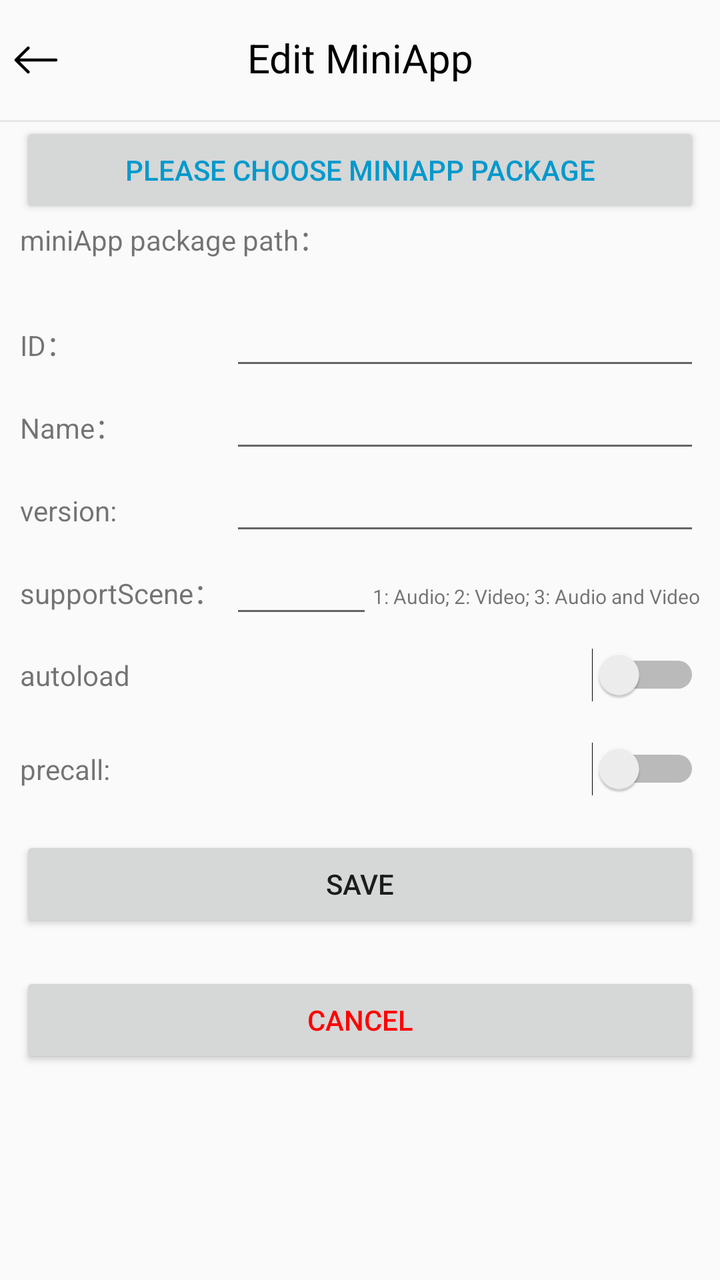
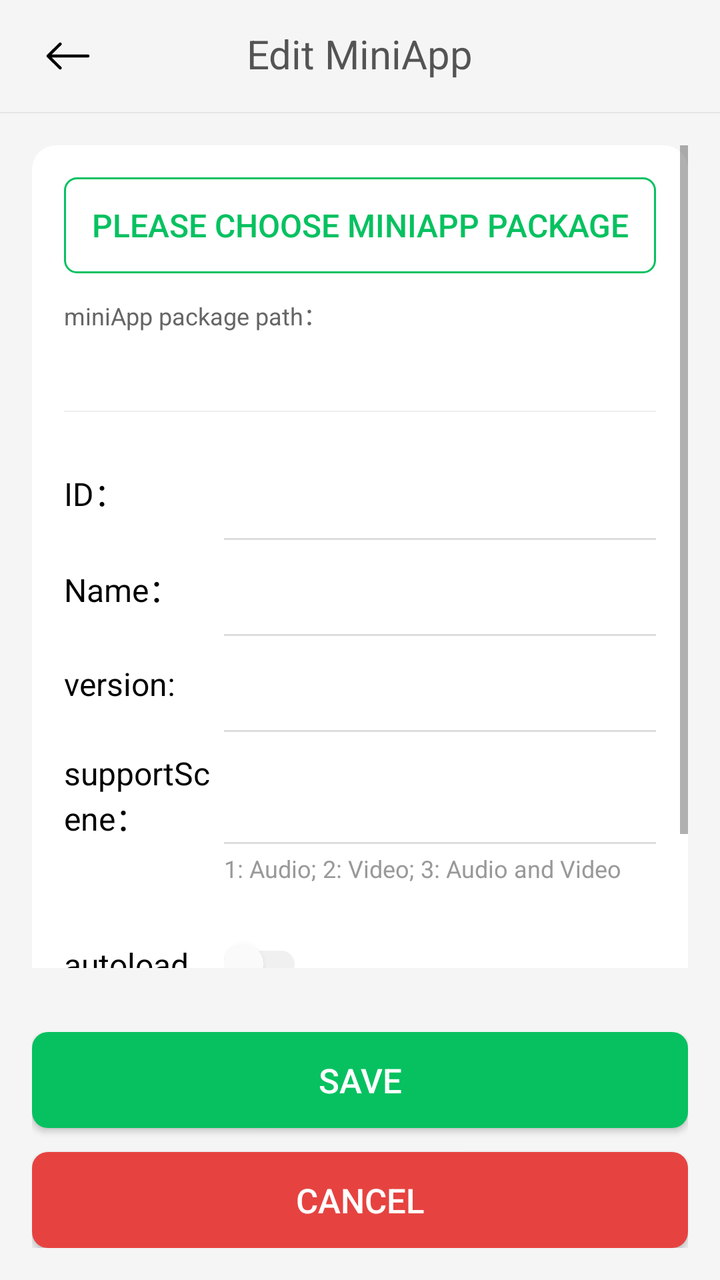

Two renders of the same Android screen: before a commit and after it. Below are the layout's source before the change and the commit's diff.
<!-- AndroidManifest.xml: another module's application theme Theme.AppCompat.DayNight.NoActionBar -->
<!-- res/layout/activity_local_test_mini_app_edit.xml -->
<?xml version="1.0" encoding="utf-8"?>
<LinearLayout xmlns:android="http://schemas.android.com/apk/res/android"
    xmlns:tools="http://schemas.android.com/tools"
    android:layout_width="match_parent"
    android:layout_height="match_parent"
    android:orientation="vertical"
    tools:context=".LocalTestMiniAppEditActivity">
    <FrameLayout
        android:layout_width="match_parent"
        android:layout_height="60dp">
        <ImageView
            android:id="@+id/back_icon"
            android:layout_width="wrap_content"
            android:layout_height="wrap_content"
            android:src="@drawable/icon_back"
            android:layout_gravity="start|center_vertical"/>
        <TextView
            android:layout_width="match_parent"
            android:layout_height="match_parent"
            android:gravity="center"
            android:includeFontPadding="false"
            android:textColor="@color/black"
            android:textSize="20sp"
            android:text="@string/edit_miniapp_title"/>

    </FrameLayout>
    <View
        android:layout_width="match_parent"
        android:layout_height="1dp"
        android:background="#e7e7e7"/>
    <ScrollView
        android:layout_width="match_parent"
        android:layout_height="match_parent">

        <LinearLayout
            android:layout_width="match_parent"
            android:layout_height="wrap_content"
            android:layout_marginLeft="10dp"
            android:layout_marginRight="10dp"
            android:orientation="vertical">


            <Button
                android:id="@+id/btn_select"
                android:layout_width="match_parent"
                android:layout_height="wrap_content"
                android:text="@string/choose_package"
                android:textColor="@color/holo_blue_dark"/>

            <TextView
                android:layout_width="match_parent"
                android:layout_height="wrap_content"
                android:text="@string/miniapp_package_path" />

            <TextView
                android:id="@+id/path"
                android:layout_width="match_parent"
                android:layout_height="wrap_content"
                android:text="" />

            <LinearLayout
                android:layout_width="match_parent"
                android:layout_height="wrap_content">

                <TextView
                    android:layout_width="105dp"
                    android:layout_height="wrap_content"
                    android:text="@string/miniapp_id" />

                <EditText
                    android:id="@+id/et_app_id"
                    android:inputType="number"
                    android:layout_width="match_parent"
                    android:layout_height="wrap_content" />
            </LinearLayout>

            <LinearLayout
                android:layout_width="match_parent"
                android:layout_height="wrap_content">

                <TextView
                    android:layout_width="105dp"
                    android:layout_height="wrap_content"
                    android:text="@string/miniapp_name" />

                <EditText
                    android:id="@+id/et_app_name"
                    android:inputType="text"
                    android:layout_width="match_parent"
                    android:layout_height="wrap_content" />
            </LinearLayout>

            <LinearLayout
                android:layout_width="match_parent"
                android:layout_height="wrap_content">

                <TextView
                    android:layout_width="105dp"
                    android:layout_height="wrap_content"
                    android:text="@string/version" />

                <EditText
                    android:id="@+id/et_version"
                    android:inputType="numberDecimal"
                    android:digits="0123456789."
                    android:layout_width="match_parent"
                    android:layout_height="wrap_content"/>
            </LinearLayout>

            <LinearLayout
                android:layout_width="match_parent"
                android:layout_height="wrap_content">

                <TextView
                    android:layout_width="105dp"
                    android:layout_height="wrap_content"
                    android:text="@string/support_scene" />

                <EditText
                    android:id="@+id/et_scene"
                    android:inputType="number"
                    android:digits="123"
                    android:layout_width="0dp"
                    android:layout_weight="1"
                    android:layout_height="wrap_content"
                    tools:ignore="UseSwitchCompatOrMaterialXml" />
                <TextView
                    android:text="@string/support_scene_tips"
                    android:layout_width="wrap_content"
                    android:textSize="10sp"
                    android:layout_height="wrap_content"
                    tools:ignore="UseSwitchCompatOrMaterialXml" />
            </LinearLayout>

            <LinearLayout
                android:layout_marginTop="10dp"
                android:layout_width="match_parent"
                android:layout_height="wrap_content">

                <TextView
                    android:layout_width="105dp"
                    android:layout_height="wrap_content"
                    android:text="@string/autoload" />

                <Switch
                    android:id="@+id/sw_autoload"
                    android:layout_width="match_parent"
                    android:layout_height="wrap_content"
                    tools:ignore="UseSwitchCompatOrMaterialXml" />
            </LinearLayout>


            <LinearLayout
                android:layout_marginTop="20dp"
                android:layout_width="match_parent"
                android:layout_height="wrap_content">

                <TextView
                    android:layout_width="105dp"
                    android:layout_height="wrap_content"
                    android:text="@string/used_precall" />

                <Switch
                    android:id="@+id/sw_phase"
                    android:layout_width="match_parent"
                    android:layout_height="wrap_content"
                    tools:ignore="UseSwitchCompatOrMaterialXml" />
            </LinearLayout>

            <Button
                android:layout_marginTop="20dp"
                android:id="@+id/btn_save"
                android:layout_width="match_parent"
                android:layout_height="wrap_content"
                android:text="@string/save_btn" />

            <Button
                android:layout_marginTop="20dp"
                android:id="@+id/btn_delete"
                android:layout_width="match_parent"
                android:layout_height="wrap_content"
                android:text="@string/cancel_btn"
                android:textColor="@color/red"/>

        </LinearLayout>

    </ScrollView>


</LinearLayout>
<!-- resources referenced by this layout -->
<resources>
  <color name="black">#FF000000</color>
  <color name="holo_blue_dark">#ff0099cc</color>
  <color name="red">#FF0000</color>
  <!-- drawable icon_back (drawable) -->
  <vector xmlns:android="http://schemas.android.com/apk/res/android"
      android:width="36dp"
      android:height="36dp"
      android:viewportWidth="36"
      android:viewportHeight="36">
    <path
        android:pathData="M28,18L8,18M14.12,24L8,18L14.12,12"
        android:strokeLineJoin="round"
        android:strokeWidth="1.500000"
        android:fillColor="#00000000"
        android:strokeColor="#000000"
        android:strokeLineCap="round"/>
  </vector>
  <string name="autoload">autoload</string>
  <string name="cancel_btn">Cancel</string>
  <string name="choose_package">Please choose miniApp package</string>
  <string name="edit_miniapp_title">Edit MiniApp</string>
  <string name="miniapp_id">ID：</string>
  <string name="miniapp_name">Name：</string>
  <string name="miniapp_package_path">miniApp package path：</string>
  <string name="save_btn">Save</string>
  <string name="support_scene">supportScene：</string>
  <string name="support_scene_tips">1: Audio; 2: Video; 3: Audio and Video</string>
  <string name="used_precall">precall:</string>
  <string name="version">version:</string>
</resources>

<!-- the commit's change to res/layout/activity_local_test_mini_app_edit.xml (unified diff, before → after) -->
@@ -4,10 +4,16 @@
     android:layout_width="match_parent"
     android:layout_height="match_parent"
     android:orientation="vertical"
+    android:background="#F5F5F5"
     tools:context=".LocalTestMiniAppEditActivity">
+
+    
     <FrameLayout
         android:layout_width="match_parent"
-        android:layout_height="60dp">
+        android:layout_height="56dp"
+        android:paddingStart="16dp"
+        android:paddingEnd="16dp">
+
         <ImageView
             android:id="@+id/back_icon"
             android:layout_width="wrap_content"
@@ -15,176 +21,252 @@
             android:src="@drawable/icon_back"
             android:layout_gravity="start|center_vertical"/>
         <TextView
-            android:layout_width="match_parent"
-            android:layout_height="match_parent"
-            android:gravity="center"
-            android:includeFontPadding="false"
-            android:textColor="@color/black"
+            android:layout_width="wrap_content"
+            android:layout_height="wrap_content"
+            android:layout_gravity="center"
+            android:text="@string/edit_miniapp_title"
+            android:textColor="@color/common_text_neutral_black"
             android:textSize="20sp"
-            android:text="@string/edit_miniapp_title"/>
-
+            android:includeFontPadding="false" />
     </FrameLayout>
+
     <View
         android:layout_width="match_parent"
-        android:layout_height="1dp"
-        android:background="#e7e7e7"/>
+        android:layout_height="0.5dp"
+        android:background="#E5E5E5" />
+
+    
     <ScrollView
         android:layout_width="match_parent"
-        android:layout_height="match_parent">
+        android:layout_height="0dp"
+        android:layout_weight="1"
+        android:padding="16dp">
 
         <LinearLayout
             android:layout_width="match_parent"
             android:layout_height="wrap_content"
-            android:layout_marginLeft="10dp"
-            android:layout_marginRight="10dp"
-            android:orientation="vertical">
-
-
+            android:orientation="vertical"
+            android:background="@drawable/bg_card_rounded"
+            android:padding="16dp">
+
+            
             <Button
                 android:id="@+id/btn_select"
                 android:layout_width="match_parent"
+                android:layout_height="48dp"
+                android:background="@drawable/bg_button_outline"
+                android:text="@string/choose_package"
+                android:textColor="#07C160"
+                android:textSize="16sp" />
+
+            
+            <TextView
+                android:layout_width="match_parent"
                 android:layout_height="wrap_content"
-                android:text="@string/choose_package"
-                android:textColor="@color/holo_blue_dark"/>
-
-            <TextView
-                android:layout_width="match_parent"
-                android:layout_height="wrap_content"
-                android:text="@string/miniapp_package_path" />
+                android:layout_marginTop="12dp"
+                android:text="@string/miniapp_package_path"
+                android:textColor="#666666"
+                android:textSize="12sp" />
 
             <TextView
                 android:id="@+id/path"
                 android:layout_width="match_parent"
                 android:layout_height="wrap_content"
-                android:text="" />
-
-            <LinearLayout
-                android:layout_width="match_parent"
-                android:layout_height="wrap_content">
-
-                <TextView
-                    android:layout_width="105dp"
-                    android:layout_height="wrap_content"
-                    android:text="@string/miniapp_id" />
+                android:layout_marginTop="4dp"
+                android:text=""
+                android:textColor="#000000"
+                android:textSize="14sp" />
+
+            
+            <View
+                android:layout_width="match_parent"
+                android:layout_height="0.5dp"
+                android:layout_marginTop="16dp"
+                android:layout_marginBottom="16dp"
+                android:background="#EEEEEE" />
+
+            
+            <LinearLayout
+                android:layout_width="match_parent"
+                android:layout_height="48dp"
+                android:gravity="center_vertical">
+
+                <TextView
+                    android:layout_width="80dp"
+                    android:layout_height="wrap_content"
+                    android:text="@string/miniapp_id"
+                    android:textColor="#000000"
+                    android:textSize="16sp" />
 
                 <EditText
                     android:id="@+id/et_app_id"
+                    android:layout_width="0dp"
+                    android:layout_height="match_parent"
+                    android:layout_weight="1"
+                    android:background="@drawable/bg_edittext_bottom_border"
                     android:inputType="number"
-                    android:layout_width="match_parent"
-                    android:layout_height="wrap_content" />
-            </LinearLayout>
-
-            <LinearLayout
-                android:layout_width="match_parent"
-                android:layout_height="wrap_content">
-
-                <TextView
-                    android:layout_width="105dp"
-                    android:layout_height="wrap_content"
-                    android:text="@string/miniapp_name" />
+                    android:textSize="16sp"
+                    android:paddingStart="8dp" />
+            </LinearLayout>
+
+            
+            <LinearLayout
+                android:layout_width="match_parent"
+                android:layout_height="48dp"
+                android:gravity="center_vertical">
+
+                <TextView
+                    android:layout_width="80dp"
+                    android:layout_height="wrap_content"
+                    android:text="@string/miniapp_name"
+                    android:textColor="#000000"
+                    android:textSize="16sp" />
 
                 <EditText
                     android:id="@+id/et_app_name"
+                    android:layout_width="0dp"
+                    android:layout_height="match_parent"
+                    android:layout_weight="1"
+                    android:background="@drawable/bg_edittext_bottom_border"
                     android:inputType="text"
-                    android:layout_width="match_parent"
-                    android:layout_height="wrap_content" />
-            </LinearLayout>
-
-            <LinearLayout
-                android:layout_width="match_parent"
-                android:layout_height="wrap_content">
-
-                <TextView
-                    android:layout_width="105dp"
-                    android:layout_height="wrap_content"
-                    android:text="@string/version" />
+                    android:textSize="16sp"
+                    android:paddingStart="8dp" />
+            </LinearLayout>
+
+            
+            <LinearLayout
+                android:layout_width="match_parent"
+                android:layout_height="48dp"
+                android:gravity="center_vertical">
+
+                <TextView
+                    android:layout_width="80dp"
+                    android:layout_height="wrap_content"
+                    android:text="@string/version"
+                    android:textColor="#000000"
+                    android:textSize="16sp" />
 
                 <EditText
                     android:id="@+id/et_version"
+                    android:layout_width="0dp"
+                    android:layout_height="match_parent"
+                    android:layout_weight="1"
+                    android:background="@drawable/bg_edittext_bottom_border"
                     android:inputType="numberDecimal"
                     android:digits="0123456789."
+                    android:textSize="16sp"
+                    android:paddingStart="8dp" />
+            </LinearLayout>
+
+            
+            <LinearLayout
+                android:layout_width="match_parent"
+                android:layout_height="wrap_content"
+                android:orientation="vertical"
+                android:layout_marginTop="8dp">
+
+                <LinearLayout
                     android:layout_width="match_parent"
-                    android:layout_height="wrap_content"/>
-            </LinearLayout>
-
-            <LinearLayout
-                android:layout_width="match_parent"
-                android:layout_height="wrap_content">
-
-                <TextView
-                    android:layout_width="105dp"
-                    android:layout_height="wrap_content"
-                    android:text="@string/support_scene" />
-
-                <EditText
-                    android:id="@+id/et_scene"
-                    android:inputType="number"
-                    android:digits="123"
-                    android:layout_width="0dp"
-                    android:layout_weight="1"
-                    android:layout_height="wrap_content"
-                    tools:ignore="UseSwitchCompatOrMaterialXml" />
+                    android:layout_height="48dp"
+                    android:gravity="center_vertical">
+
+                    <TextView
+                        android:layout_width="80dp"
+                        android:layout_height="wrap_content"
+                        android:text="@string/support_scene"
+                        android:textColor="#000000"
+                        android:textSize="16sp" />
+
+                    <EditText
+                        android:id="@+id/et_scene"
+                        android:layout_width="0dp"
+                        android:layout_height="match_parent"
+                        android:layout_weight="1"
+                        android:background="@drawable/bg_edittext_bottom_border"
+                        android:inputType="number"
+                        android:digits="123"
+                        android:textSize="16sp"
+                        android:paddingStart="8dp" />
+                </LinearLayout>
+
                 <TextView
                     android:text="@string/support_scene_tips"
+                    android:layout_width="match_parent"
+                    android:layout_height="wrap_content"
+                    android:layout_marginStart="80dp"
+                    android:layout_marginTop="4dp"
+                    android:textSize="12sp"
+                    android:textColor="#999999" />
+            </LinearLayout>
+
+            
+            <LinearLayout
+                android:layout_width="match_parent"
+                android:layout_height="48dp"
+                android:gravity="center_vertical"
+                android:layout_marginTop="16dp">
+
+                <TextView
+                    android:layout_width="80dp"
+                    android:layout_height="wrap_content"
+                    android:text="@string/autoload"
+                    android:textColor="#000000"
+                    android:textSize="16sp" />
+
+                <androidx.appcompat.widget.SwitchCompat
+                    android:id="@+id/sw_autoload"
                     android:layout_width="wrap_content"
-                    android:textSize="10sp"
-                    android:layout_height="wrap_content"
-                    tools:ignore="UseSwitchCompatOrMaterialXml" />
-            </LinearLayout>
-
-            <LinearLayout
-                android:layout_marginTop="10dp"
-                android:layout_width="match_parent"
-                android:layout_height="wrap_content">
-
-                <TextView
-                    android:layout_width="105dp"
-                    android:layout_height="wrap_content"
-                    android:text="@string/autoload" />
-
-                <Switch
-                    android:id="@+id/sw_autoload"
-                    android:layout_width="match_parent"
-                    android:layout_height="wrap_content"
-                    tools:ignore="UseSwitchCompatOrMaterialXml" />
-            </LinearLayout>
-
-
-            <LinearLayout
-                android:layout_marginTop="20dp"
-                android:layout_width="match_parent"
-                android:layout_height="wrap_content">
-
-                <TextView
-                    android:layout_width="105dp"
-                    android:layout_height="wrap_content"
-                    android:text="@string/used_precall" />
-
-                <Switch
+                    android:layout_height="wrap_content"
+                    android:theme="@style/CustomSwitchStyle" />
+            </LinearLayout>
+
+            
+            <LinearLayout
+                android:layout_width="match_parent"
+                android:layout_height="48dp"
+                android:gravity="center_vertical"
+                android:layout_marginTop="16dp">
+
+                <TextView
+                    android:layout_width="80dp"
+                    android:layout_height="wrap_content"
+                    android:text="@string/used_precall"
+                    android:textColor="#000000"
+                    android:textSize="16sp" />
+
+                <androidx.appcompat.widget.SwitchCompat
                     android:id="@+id/sw_phase"
-                    android:layout_width="match_parent"
-                    android:layout_height="wrap_content"
-                    tools:ignore="UseSwitchCompatOrMaterialXml" />
-            </LinearLayout>
-
-            <Button
-                android:layout_marginTop="20dp"
-                android:id="@+id/btn_save"
-                android:layout_width="match_parent"
-                android:layout_height="wrap_content"
-                android:text="@string/save_btn" />
-
-            <Button
-                android:layout_marginTop="20dp"
-                android:id="@+id/btn_delete"
-                android:layout_width="match_parent"
-                android:layout_height="wrap_content"
-                android:text="@string/cancel_btn"
-                android:textColor="@color/red"/>
-
+                    android:layout_width="wrap_content"
+                    android:layout_height="wrap_content"
+                    android:theme="@style/CustomSwitchStyle" />
+            </LinearLayout>
         </LinearLayout>
-
     </ScrollView>
 
-
+    
+    <LinearLayout
+        android:layout_width="match_parent"
+        android:layout_height="wrap_content"
+        android:orientation="vertical"
+        android:padding="16dp">
+
+        <Button
+            android:id="@+id/btn_save"
+            android:layout_width="match_parent"
+            android:layout_height="48dp"
+            android:background="@drawable/bg_button_green_rounded"
+            android:text="@string/save_btn"
+            android:textColor="@android:color/white"
+            android:textSize="17sp" />
+
+        <Button
+            android:id="@+id/btn_delete"
+            android:layout_width="match_parent"
+            android:layout_height="48dp"
+            android:layout_marginTop="12dp"
+            android:background="@drawable/bg_button_red_rounded"
+            android:text="@string/cancel_btn"
+            android:textColor="@android:color/white"
+            android:textSize="17sp" />
+    </LinearLayout>
 </LinearLayout>
<!-- resource entries referenced after the edit -->
@@ -1,8 +1,46 @@
 <!-- resources referenced by this layout -->
 <resources>
-  <color name="black">#FF000000</color>
-  <color name="holo_blue_dark">#ff0099cc</color>
-  <color name="red">#FF0000</color>
+  <color name="common_text_neutral_black">#A8000000</color>
+  <!-- drawable bg_button_green_rounded (drawable) -->
+  <shape xmlns:android="http://schemas.android.com/apk/res/android">
+      <solid android:color="#07C160" />
+      <corners android:radius="8dp" />
+  </shape>
+  <!-- drawable bg_button_outline (drawable) -->
+  <shape xmlns:android="http://schemas.android.com/apk/res/android">
+      <stroke android:width="1dp" android:color="#07C160" />
+      <corners android:radius="6dp" />
+  </shape>
+  <!-- drawable bg_button_red_rounded (drawable) -->
+  <shape xmlns:android="http://schemas.android.com/apk/res/android">
+      <solid android:color="#E64340" /> 
+      <corners android:radius="8dp" />
+  </shape>
+  <!-- drawable bg_card_rounded (drawable) -->
+  <shape xmlns:android="http://schemas.android.com/apk/res/android">
+      <solid android:color="#FFFFFF" />
+      <corners android:radius="12dp" />
+  </shape>
+  <!-- drawable bg_edittext_bottom_border (drawable) -->
+  <?xml version="1.0" encoding="utf-8"?>
+  <layer-list xmlns:android="http://schemas.android.com/apk/res/android">
+      <item>
+          <shape android:shape="rectangle">
+              <solid android:color="@android:color/transparent" />
+          </shape>
+      </item>
+      <item
+          android:top="-2dp"
+          android:right="-2dp"
+          android:left="-2dp">
+          <shape>
+              <solid android:color="@android:color/transparent" />
+              <stroke
+                  android:width="1dp"
+                  android:color="#DDDDDD" />
+          </shape>
+      </item>
+  </layer-list>
   <!-- drawable icon_back (drawable) -->
   <vector xmlns:android="http://schemas.android.com/apk/res/android"
       android:width="36dp"
@@ -29,5 +67,10 @@
   <string name="support_scene_tips">1: Audio; 2: Video; 3: Audio and Video</string>
   <string name="used_precall">precall:</string>
   <string name="version">version:</string>
+  <style name="CustomSwitchStyle" parent="Theme.AppCompat.Light">
+          <item name="colorControlActivated">#07C160</item>
+          <item name="colorSwitchThumbNormal">#FFFFFF</item>
+          <item name="android:colorForeground">#CCCCCC</item>
+      </style>
 </resources>
 
